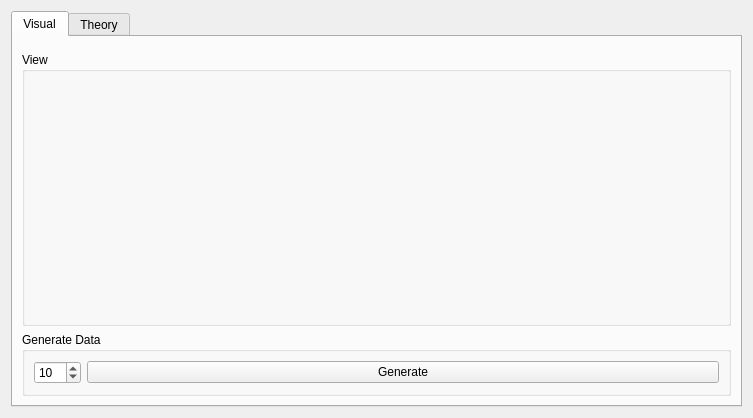
Old version of the form Source/Plugins/Algorithm/Bubble-Sort/res/ui/BubbleSort.ui in the repository n3rd0x/ComplexWorld.
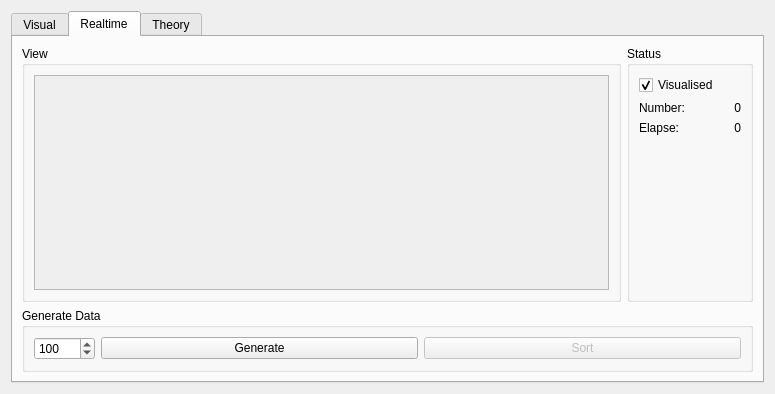
New version of the form. Custom widgets are drawn as their Qt base class.

Commit message: Update BubbleSort with realtime simulation.

Diff of the .ui file:
```diff
--- a/Source/Plugins/Algorithm/Bubble-Sort/res/ui/BubbleSort.ui
+++ b/Source/Plugins/Algorithm/Bubble-Sort/res/ui/BubbleSort.ui
@@ -6,8 +6,8 @@
    <rect>
     <x>0</x>
     <y>0</y>
-    <width>753</width>
-    <height>418</height>
+    <width>775</width>
+    <height>394</height>
    </rect>
   </property>
   <property name="windowTitle">
@@ -17,7 +17,7 @@
    <item row="1" column="0">
     <widget class="QTabWidget" name="mTabWidget">
      <property name="currentIndex">
-      <number>0</number>
+      <number>1</number>
      </property>
      <widget class="QWidget" name="mTabWidgetVisual">
       <attribute name="title">
@@ -54,6 +54,12 @@
               <verstretch>0</verstretch>
              </sizepolicy>
             </property>
+            <property name="minimumSize">
+             <size>
+              <width>60</width>
+              <height>0</height>
+             </size>
+            </property>
             <property name="frame">
              <bool>true</bool>
             </property>
@@ -83,6 +89,180 @@
        </item>
       </layout>
      </widget>
+     <widget class="QWidget" name="mTabWidgetRealtime">
+      <attribute name="title">
+       <string>Realtime</string>
+      </attribute>
+      <layout class="QGridLayout" name="gridLayout_3">
+       <item row="0" column="0">
+        <widget class="QGroupBox" name="mRealtimeGroup">
+         <property name="sizePolicy">
+          <sizepolicy hsizetype="Expanding" vsizetype="Expanding">
+           <horstretch>0</horstretch>
+           <verstretch>0</verstretch>
+          </sizepolicy>
+         </property>
+         <property name="title">
+          <string>View</string>
+         </property>
+         <layout class="QGridLayout" name="mRealtimeGroupLayout">
+          <item row="0" column="0">
+           <widget class="QScrollArea" name="mRealtimeArea">
+            <property name="widgetResizable">
+             <bool>true</bool>
+            </property>
+            <widget class="QWidget" name="scrollAreaWidgetContents">
+             <property name="geometry">
+              <rect>
+               <x>0</x>
+               <y>0</y>
+               <width>588</width>
+               <height>235</height>
+              </rect>
+             </property>
+            </widget>
+           </widget>
+          </item>
+         </layout>
+        </widget>
+       </item>
+       <item row="0" column="1">
+        <widget class="QGroupBox" name="mRealtimeStatus">
+         <property name="title">
+          <string>Status</string>
+         </property>
+         <layout class="QGridLayout" name="mRealtimeStatusLayout">
+          <item row="3" column="0">
+           <spacer name="mRealtimeStatusSpacer">
+            <property name="orientation">
+             <enum>Qt::Vertical</enum>
+            </property>
+            <property name="sizeHint" stdset="0">
+             <size>
+              <width>20</width>
+              <height>40</height>
+             </size>
+            </property>
+           </spacer>
+          </item>
+          <item row="1" column="0">
+           <widget class="QLabel" name="mRealtimeNumsLabel">
+            <property name="text">
+             <string>Number:</string>
+            </property>
+           </widget>
+          </item>
+          <item row="1" column="1">
+           <widget class="QLabel" name="mRealtimeNumsValue">
+            <property name="minimumSize">
+             <size>
+              <width>50</width>
+              <height>0</height>
+             </size>
+            </property>
+            <property name="text">
+             <string>0</string>
+            </property>
+            <property name="alignment">
+             <set>Qt::AlignRight|Qt::AlignTrailing|Qt::AlignVCenter</set>
+            </property>
+           </widget>
+          </item>
+          <item row="2" column="1">
+           <widget class="QLabel" name="mRealtimeElapseValue">
+            <property name="minimumSize">
+             <size>
+              <width>50</width>
+              <height>0</height>
+             </size>
+            </property>
+            <property name="text">
+             <string>0</string>
+            </property>
+            <property name="alignment">
+             <set>Qt::AlignRight|Qt::AlignTrailing|Qt::AlignVCenter</set>
+            </property>
+           </widget>
+          </item>
+          <item row="2" column="0">
+           <widget class="QLabel" name="mRealtimeElapseLabel">
+            <property name="text">
+             <string>Elapse:</string>
+            </property>
+           </widget>
+          </item>
+          <item row="0" column="0" colspan="2">
+           <widget class="QCheckBox" name="mRealtimeVisualised">
+            <property name="text">
+             <string>Visualised</string>
+            </property>
+            <property name="checked">
+             <bool>true</bool>
+            </property>
+           </widget>
+          </item>
+         </layout>
+        </widget>
+       </item>
+       <item row="1" column="0" colspan="2">
+        <widget class="QGroupBox" name="mRealtimeDataGroup">
+         <property name="title">
+          <string>Generate Data</string>
+         </property>
+         <layout class="QGridLayout" name="mRealtimeDataGroupLayout">
+          <item row="0" column="1">
+           <widget class="QPushButton" name="mRealtimeGenerate">
+            <property name="sizePolicy">
+             <sizepolicy hsizetype="Minimum" vsizetype="Fixed">
+              <horstretch>0</horstretch>
+              <verstretch>0</verstretch>
+             </sizepolicy>
+            </property>
+            <property name="text">
+             <string>Generate</string>
+            </property>
+           </widget>
+          </item>
+          <item row="0" column="0">
+           <widget class="QSpinBox" name="mNumsRealtimeData">
+            <property name="sizePolicy">
+             <sizepolicy hsizetype="Maximum" vsizetype="Fixed">
+              <horstretch>0</horstretch>
+              <verstretch>0</verstretch>
+             </sizepolicy>
+            </property>
+            <property name="minimumSize">
+             <size>
+              <width>60</width>
+              <height>0</height>
+             </size>
+            </property>
+            <property name="maximum">
+             <number>10000</number>
+            </property>
+            <property name="singleStep">
+             <number>50</number>
+            </property>
+            <property name="value">
+             <number>100</number>
+            </property>
+           </widget>
+          </item>
+          <item row="0" column="2">
+           <widget class="QPushButton" name="mRealtimeSort">
+            <property name="enabled">
+             <bool>false</bool>
+            </property>
+            <property name="text">
+             <string>Sort</string>
+            </property>
+           </widget>
+          </item>
+         </layout>
+        </widget>
+       </item>
+      </layout>
+     </widget>
      <widget class="QWidget" name="mTabWidgetTheory">
       <attribute name="title">
        <string>Theory</string>
```
Left out of the diff: 36 changed lines with no effect on the pictures. The commit also changes 3 other files.
